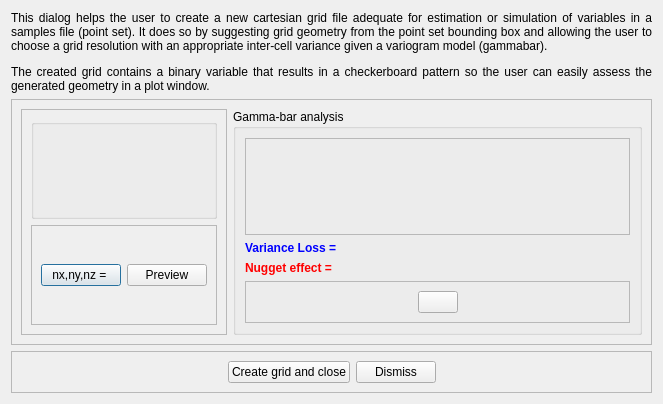
The window that creategriddialog.ui (PauloCarvalhoRJ/gammaray) describes before a commit, drawn with Qt 5.
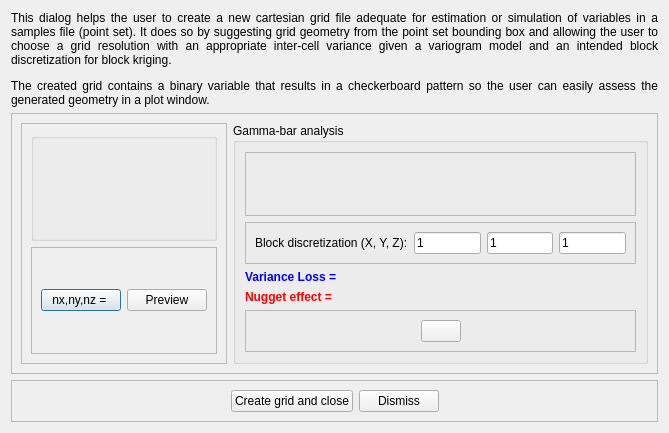
The same window after the commit. Icons and pictures are not drawn.

Commit message: NEW FEATURE: added intended block discretization for the gammabar analysis in the grid creation dialog.

```diff
--- a/creategriddialog.ui
+++ b/creategriddialog.ui
@@ -6,8 +6,8 @@
    <rect>
     <x>0</x>
     <y>0</y>
-    <width>663</width>
-    <height>404</height>
+    <width>669</width>
+    <height>433</height>
    </rect>
   </property>
   <property name="windowTitle">
@@ -17,7 +17,7 @@
    <item>
     <widget class="QLabel" name="label">
      <property name="text">
-      <string>&lt;html&gt;&lt;head/&gt;&lt;body&gt;&lt;p&gt;This dialog helps the user to create a new cartesian grid file adequate for estimation or simulation of variables in a samples file (point set). It does so by suggesting grid geometry from the point set bounding box and allowing the user to choose a grid resolution with an appropriate inter-cell variance given a variogram model (gammabar).&lt;/p&gt;&lt;p&gt;The created grid contains a binary variable that results in a checkerboard pattern so the user can easily assess the generated geometry in a plot window.&lt;/p&gt;&lt;/body&gt;&lt;/html&gt;</string>
+      <string>&lt;html&gt;&lt;head/&gt;&lt;body&gt;&lt;p&gt;This dialog helps the user to create a new cartesian grid file adequate for estimation or simulation of variables in a samples file (point set). It does so by suggesting grid geometry from the point set bounding box and allowing the user to choose a grid resolution with an appropriate inter-cell variance given a variogram model and an intended block discretization for block kriging.&lt;/p&gt;&lt;p&gt;The created grid contains a binary variable that results in a checkerboard pattern so the user can easily assess the generated geometry in a plot window.&lt;/p&gt;&lt;/body&gt;&lt;/html&gt;</string>
      </property>
      <property name="alignment">
       <set>Qt::AlignJustify|Qt::AlignVCenter</set>
@@ -146,6 +146,46 @@
            </layout>
           </widget>
          </item>
+         <item>
+          <widget class="QFrame" name="frame_6">
+           <property name="frameShape">
+            <enum>QFrame::StyledPanel</enum>
+           </property>
+           <property name="frameShadow">
+            <enum>QFrame::Raised</enum>
+           </property>
+           <layout class="QHBoxLayout" name="horizontalLayout_5">
+            <item>
+             <widget class="QLabel" name="label_2">
+              <property name="text">
+               <string>Block discretization (X, Y, Z):</string>
+              </property>
+             </widget>
+            </item>
+            <item>
+             <widget class="QLineEdit" name="txtBlkDiscrX">
+              <property name="text">
+               <string>1</string>
+              </property>
+             </widget>
+            </item>
+            <item>
+             <widget class="QLineEdit" name="txtBlkDiscrY">
+              <property name="text">
+               <string>1</string>
+              </property>
+             </widget>
+            </item>
+            <item>
+             <widget class="QLineEdit" name="txtBlkDiscrZ">
+              <property name="text">
+               <string>1</string>
+              </property>
+             </widget>
+            </item>
+           </layout>
+          </widget>
+         </item>
          <item>
           <widget class="QLabel" name="lblVarianceLoss">
            <property name="text">
```
The commit also changes 2 other files.
